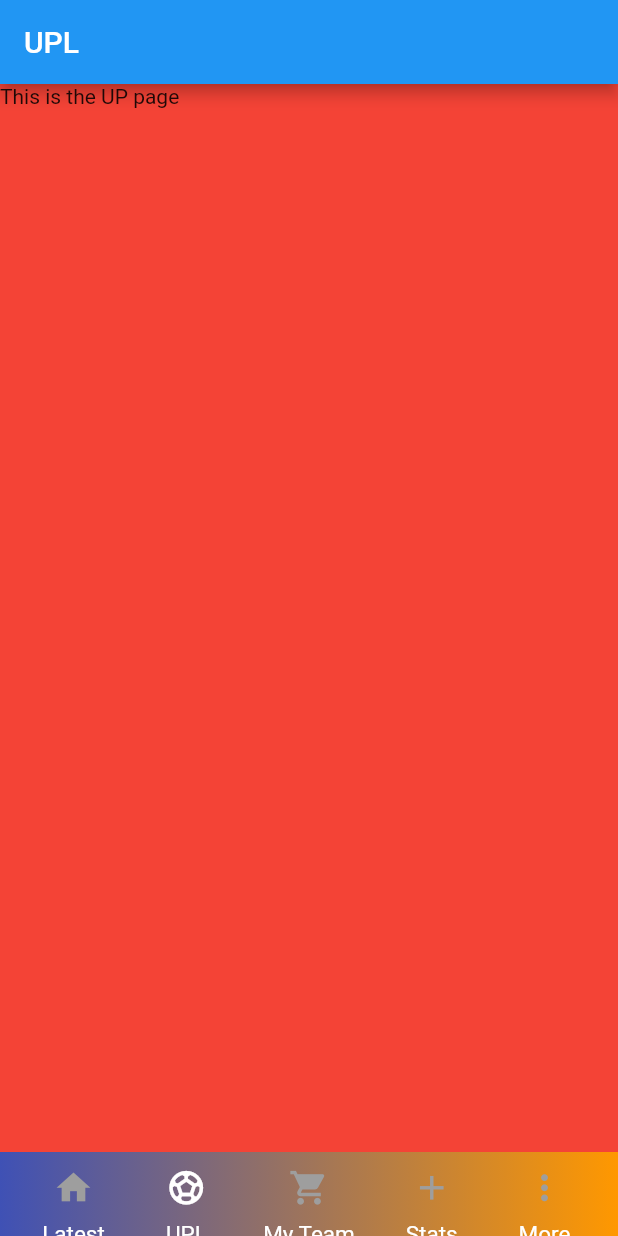
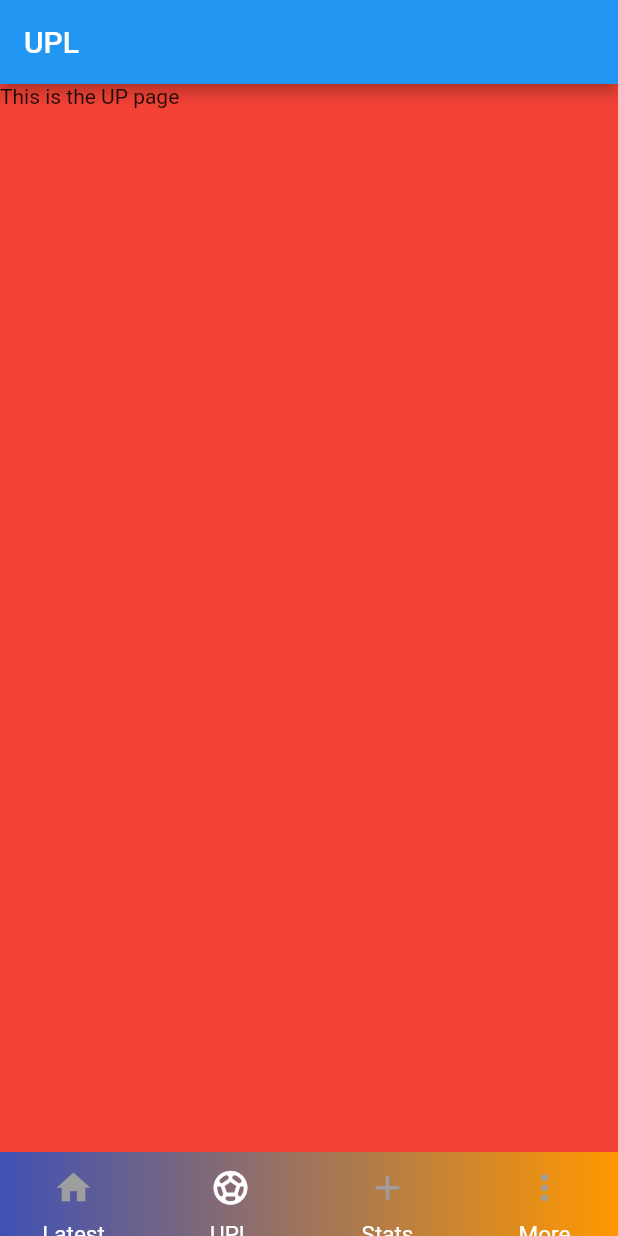
Before and after one commit to eddrinexhakasadiq18/UPL_project, a Flutter app: the screen it shows after launch, item 2 of the bottom bar chosen, on a phone screen of 412 x 824 dp. Run offline on Flutter 3.47's test engine with Material 2 defaults, Android fonts, the light colour scheme and no system bars; our stand-ins replace animated_splash_screen, flutter_svg.

Commit message:
Update main.dart

```diff
--- a/lib/main.dart
+++ b/lib/main.dart
@@ -1,7 +1,7 @@
 import 'package:animated_splash_screen/animated_splash_screen.dart';
 import 'package:flutter/material.dart';
 import 'package:upl_app/latest.dart';
-import 'package:upl_app/my_team.dart';
+//import 'package:upl_app/my_team.dart';
 import 'package:upl_app/stat.dart';
 import 'package:upl_app/upl.dart';
 
@@ -58,7 +58,7 @@ class _MyHomePageState extends State<MyHomePage> {
   final screen = [
     const Latest(),
     const Upl(),
-    const MyTeam(),
+  //  const MyTeam(),
     const Stat(),
     const More(),
   ];
@@ -90,7 +90,7 @@ class _MyHomePageState extends State<MyHomePage> {
                           _selectedIndex = 0;
                         });
                       }),
-                  IconBottomBar(
+                 IconBottomBar(
                       text: "UPL",
                       icon: Icons.sports_soccer_sharp,
                       selected: _selectedIndex == 1,
@@ -99,15 +99,15 @@ class _MyHomePageState extends State<MyHomePage> {
                           _selectedIndex = 1;
                         });
                       }),
-                  IconBottomBar(
-                      text: "My Team",
-                      icon: Icons.local_grocery_store,
-                      selected: _selectedIndex == 2,
-                      onPressed: () {
-                        setState(() {
-                          _selectedIndex = 2;
-                        });
-                      }),
+                 // IconBottomBar(
+                     // text: "My Team",
+                    //  icon: Icons.local_grocery_store,
+                     // selected: _selectedIndex == 2,
+                     // onPressed: () {
+                      //  setState(() {
+                       //   _selectedIndex = 2;
+                        //});
+                     // }),
                   IconBottomBar(
                       text: "Stats",
                       icon: Icons.add,
```
